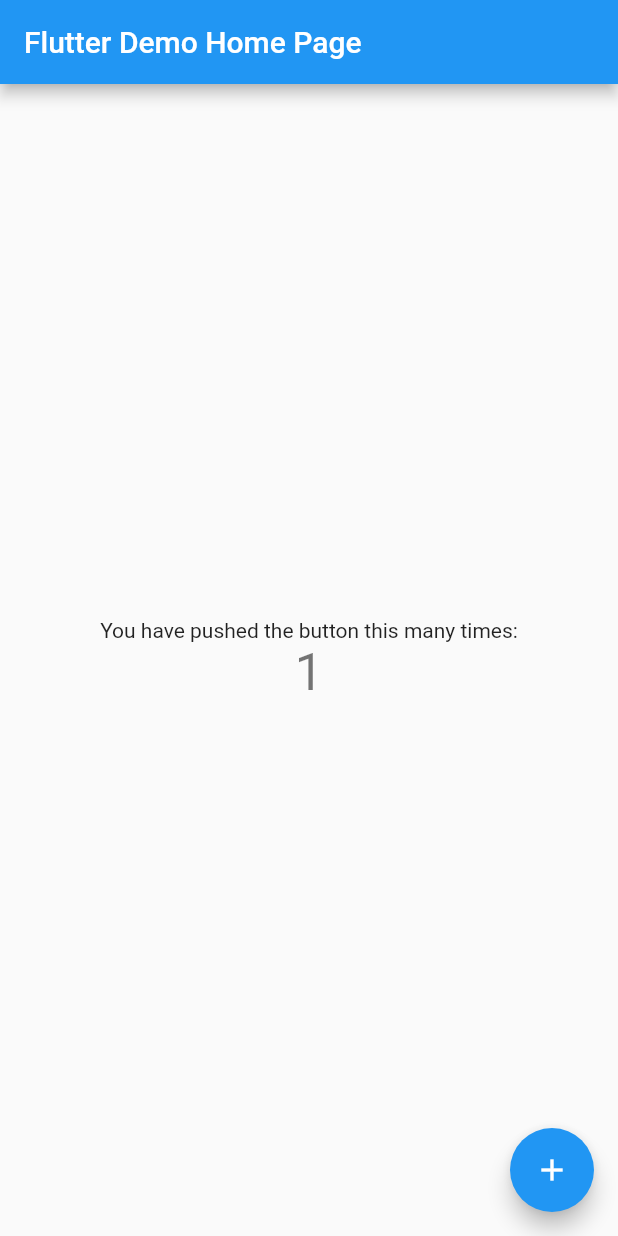
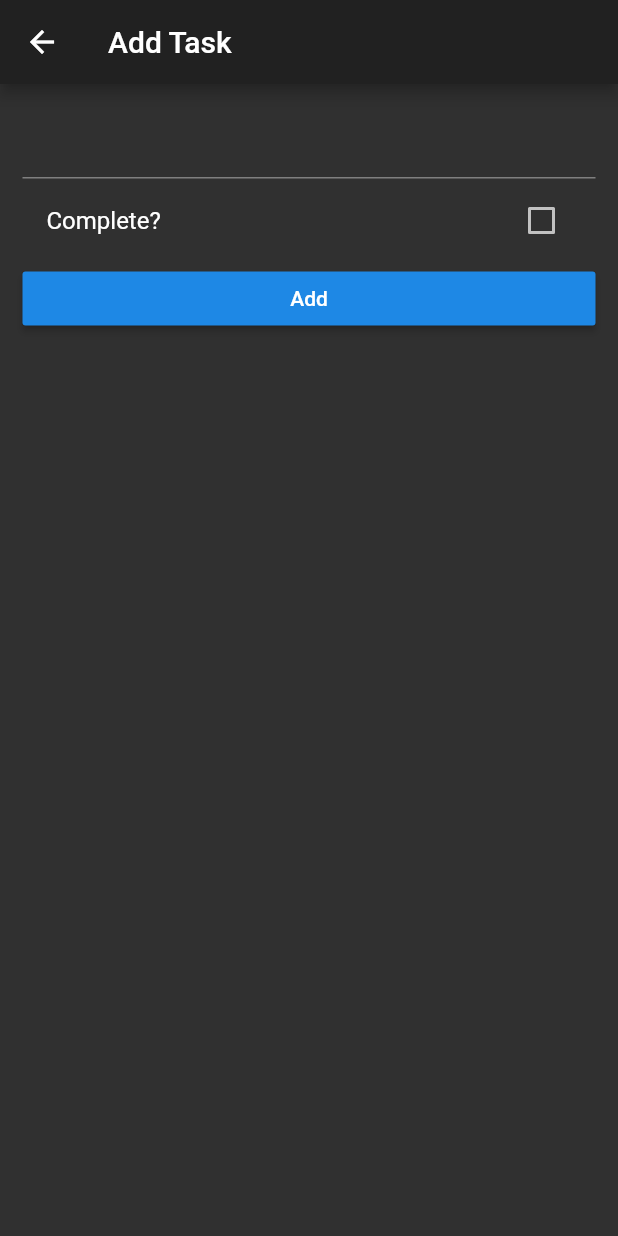
Before and after one commit to nathalia-rus/flutter-todos-provider, a Flutter app: the screen it shows after launch, after a tap on the "add" icon, on a phone screen of 412 x 824 dp. Run offline on Flutter 3.47's test engine with Material 2 defaults, Android fonts, the phone set to English and light mode, and no system bars.

Commit message:
add a todo screen

```diff
--- a/lib/main.dart
+++ b/lib/main.dart
@@ -1,111 +1,18 @@
 import 'package:flutter/material.dart';
+import 'package:provider/provider.dart';
+import 'package:todos/providers/todos_model.dart';
+import 'package:todos/screens/home_screen.dart';
 
-void main() => runApp(MyApp());
+void main() => runApp(TodosApp());
 
-class MyApp extends StatelessWidget {
+class TodosApp extends StatelessWidget {
   // This widget is the root of your application.
   @override
   Widget build(BuildContext context) {
-    return MaterialApp(
-      title: 'Flutter Demo',
-      theme: ThemeData(
-        // This is the theme of your application.
-        //
-        // Try running your application with "flutter run". You'll see the
-        // application has a blue toolbar. Then, without quitting the app, try
-        // changing the primarySwatch below to Colors.green and then invoke
-        // "hot reload" (press "r" in the console where you ran "flutter run",
-        // or simply save your changes to "hot reload" in a Flutter IDE).
-        // Notice that the counter didn't reset back to zero; the application
-        // is not restarted.
-        primarySwatch: Colors.blue,
-      ),
-      home: MyHomePage(title: 'Flutter Demo Home Page'),
+    return ChangeNotifierProvider(
+      builder: (context) => TodosModel(),
+      child: MaterialApp(
+          title: 'Todos', theme: ThemeData.dark(), home: HomeScreen()),
     );
   }
 }
-
-class MyHomePage extends StatefulWidget {
-  MyHomePage({Key key, this.title}) : super(key: key);
-
-  // This widget is the home page of your application. It is stateful, meaning
-  // that it has a State object (defined below) that contains fields that affect
-  // how it looks.
-
-  // This class is the configuration for the state. It holds the values (in this
-  // case the title) provided by the parent (in this case the App widget) and
-  // used by the build method of the State. Fields in a Widget subclass are
-  // always marked "final".
-
-  final String title;
-
-  @override
-  _MyHomePageState createState() => _MyHomePageState();
-}
-
-class _MyHomePageState extends State<MyHomePage> {
-  int _counter = 0;
-
-  void _incrementCounter() {
-    setState(() {
-      // This call to setState tells the Flutter framework that something has
-      // changed in this State, which causes it to rerun the build method below
-      // so that the display can reflect the updated values. If we changed
-      // _counter without calling setState(), then the build method would not be
-      // called again, and so nothing would appear to happen.
-      _counter++;
-    });
-  }
-
-  @override
-  Widget build(BuildContext context) {
-    // This method is rerun every time setState is called, for instance as done
-    // by the _incrementCounter method above.
-    //
-    // The Flutter framework has been optimized to make rerunning build methods
-    // fast, so that you can just rebuild anything that needs updating rather
-    // than having to individually change instances of widgets.
-    return Scaffold(
-      appBar: AppBar(
-        // Here we take the value from the MyHomePage object that was created by
-        // the App.build method, and use it to set our appbar title.
-        title: Text(widget.title),
-      ),
-      body: Center(
-        // Center is a layout widget. It takes a single child and positions it
-        // in the middle of the parent.
-        child: Column(
-          // Column is also a layout widget. It takes a list of children and
-          // arranges them vertically. By default, it sizes itself to fit its
-          // children horizontally, and tries to be as tall as its parent.
-          //
-          // Invoke "debug painting" (press "p" in the console, choose the
-          // "Toggle Debug Paint" action from the Flutter Inspector in Android
-          // Studio, or the "Toggle Debug Paint" command in Visual Studio Code)
-          // to see the wireframe for each widget.
-          //
-          // Column has various properties to control how it sizes itself and
-          // how it positions its children. Here we use mainAxisAlignment to
-          // center the children vertically; the main axis here is the vertical
-          // axis because Columns are vertical (the cross axis would be
-          // horizontal).
-          mainAxisAlignment: MainAxisAlignment.center,
-          children: <Widget>[
-            Text(
-              'You have pushed the button this many times:',
-            ),
-            Text(
-              '$_counter',
-              style: Theme.of(context).textTheme.display1,
-            ),
-          ],
-        ),
-      ),
-      floatingActionButton: FloatingActionButton(
-        onPressed: _incrementCounter,
-        tooltip: 'Increment',
-        child: Icon(Icons.add),
-      ), // This trailing comma makes auto-formatting nicer for build methods.
-    );
-  }
-}
--- /dev/null
+++ b/lib/screens/add_task_screen.dart
@@ -0,0 +1,71 @@
+import 'package:flutter/material.dart';
+import 'package:provider/provider.dart';
+
+import 'package:todos/providers/todos_model.dart';
+import 'package:todos/models/task.dart';
+
+class AddTaskScreen extends StatefulWidget {
+  @override
+  _AddTaskScreenState createState() => _AddTaskScreenState();
+}
+
+class _AddTaskScreenState extends State<AddTaskScreen> {
+  final taskTitleController = TextEditingController();
+  bool completedStatus = false;
+
+  @override
+  void dispose() {
+    taskTitleController.dispose();
+    super.dispose();
+  }
+
+  void onAdd() {
+    final String textVal = taskTitleController.text;
+    final bool completed = completedStatus;
+    if (textVal.isNotEmpty) {
+      final Task todo = Task(
+        title: textVal,
+        completed: completed,
+      );
+      Provider.of<TodosModel>(context, listen: false).addTodo(todo);
+      Navigator.pop(context);
+    }
+  }
+
+  @override
+  Widget build(BuildContext context) {
+    return Scaffold(
+      appBar: AppBar(
+        title: Text('Add Task'),
+      ),
+      body: ListView(
+        children: <Widget>[
+          Padding(
+            padding: EdgeInsets.all(15.0),
+            child: Container(
+              child: Column(
+                crossAxisAlignment: CrossAxisAlignment.stretch,
+                children: <Widget>[
+                  TextField(
+                    controller: taskTitleController,
+                  ),
+                  CheckboxListTile(
+                    value: completedStatus,
+                    onChanged: (checked) => setState(() {
+                      completedStatus = checked;
+                    }),
+                    title: Text('Complete?'),
+                  ),
+                  RaisedButton(
+                    child: Text('Add'),
+                    onPressed: onAdd,
+                  )
+                ],
+              ),
+            ),
+          ),
+        ],
+      ),
+    );
+  }
+}
--- a/lib/widgets/homescreen.dart
+++ b/lib/screens/home_screen.dart
@@ -1,5 +1,6 @@
 import 'package:flutter/material.dart';
 
+import 'package:todos/screens/add_task_screen.dart';
 import 'package:todos/tabs/all_tasks.dart';
 import 'package:todos/tabs/completed_tasks.dart';
 import 'package:todos/tabs/incompleted_tasks.dart';
@@ -27,7 +28,14 @@ class _HomeScreenState extends State<HomeScreen>
         actions: <Widget>[
           IconButton(
             icon: Icon(Icons.add),
-            onPressed: () {},
+            onPressed: () {
+              Navigator.push(
+                context,
+                MaterialPageRoute(
+                  builder: (context) => AddTaskScreen(),
+                ),
+              );
+            },
           )
         ],
         bottom: TabBar(
```
